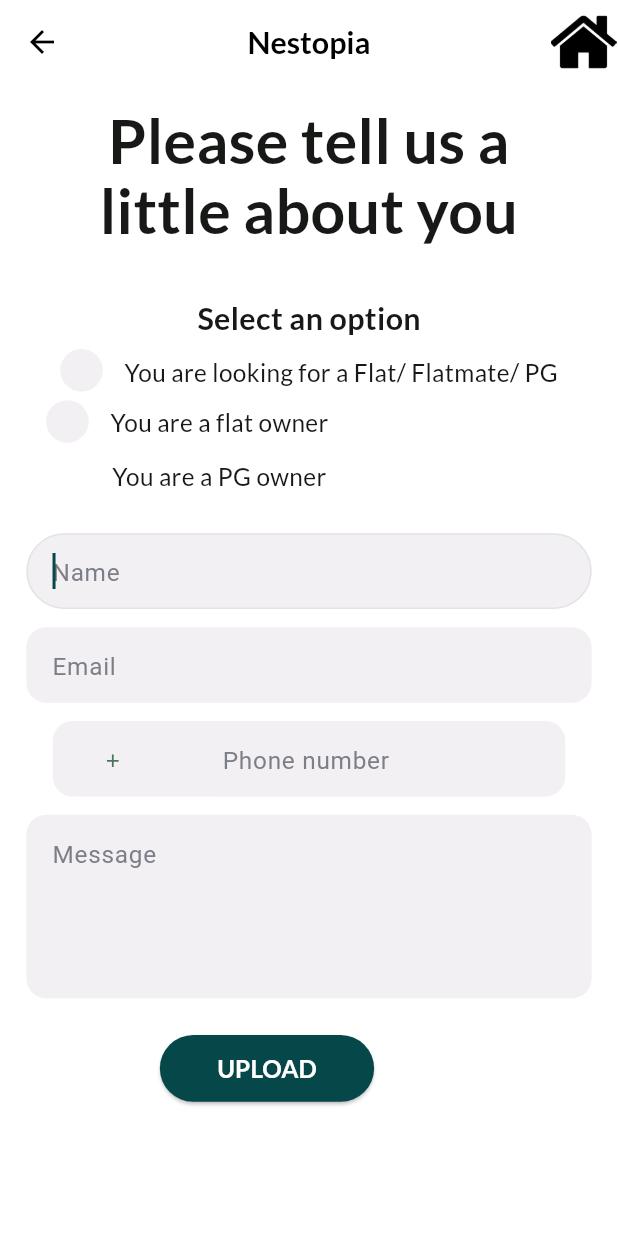
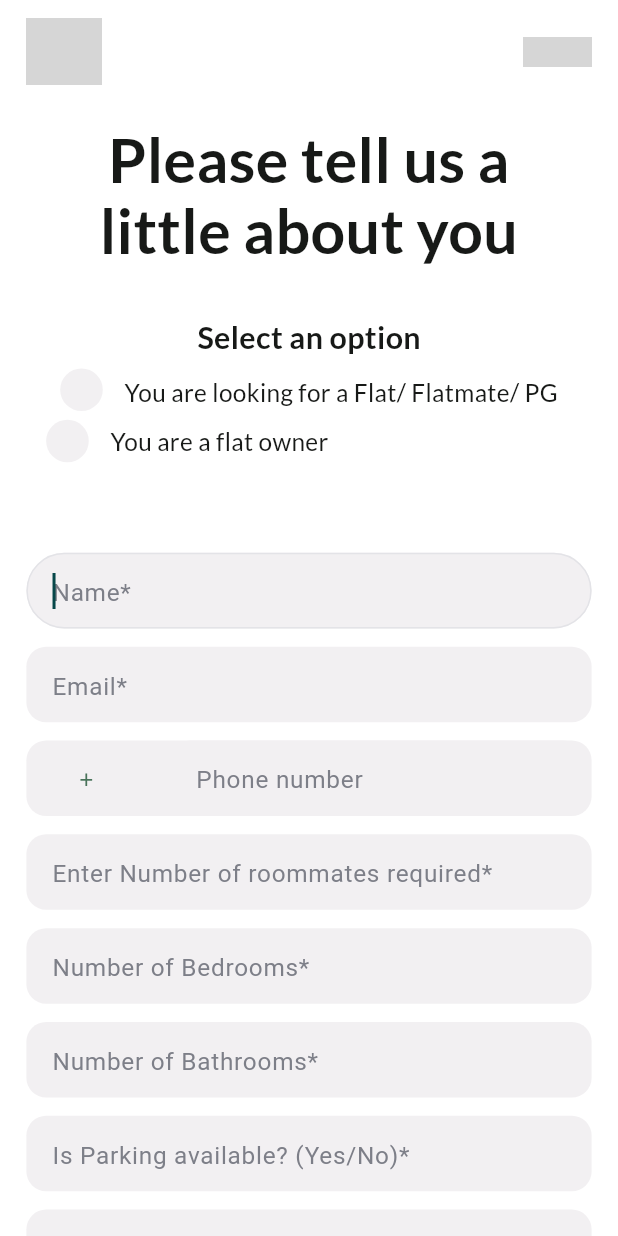
Before and after one commit to Sevitha27/Nestopia, a Flutter app: the PostProfileScreen screen opened by its route, on a phone screen of 412 x 824 dp. Run offline on Flutter 3.47's test engine with Material 3 defaults, Android fonts, the phone set to English and light mode, and no system bars; our stand-ins replace cached_network_image, calendar_date_picker2, cloud_firestore, dotted_border, firebase_auth, firebase_core and 4 more; missing offline and left inert: country_pickers; accounts and stored records are empty; Roboto replaces fonts that are missing (SF Pro Display); grey boxes are pictures that could not be loaded.

Commit message:
listing to find a roommate done

```diff
--- a/lib/presentation/post_profile_screen/post_profile_screen.dart
+++ b/lib/presentation/post_profile_screen/post_profile_screen.dart
@@ -7,6 +7,26 @@
 import 'package:sevitha_s_application2/widgets/app_bar/custom_app_bar.dart';
 import 'package:sevitha_s_application2/widgets/custom_elevated_button.dart';
 import 'package:sevitha_s_application2/widgets/custom_phone_number.dart';
+import 'package:sevitha_s_application2/widgets/custom_text_form_field.dart';
+import 'package:sevitha_s_application2/core/app_export.dart';
+import '../list_property_screen/widgets/one_item_widget.dart';
+import 'package:cloud_firestore/cloud_firestore.dart';
+import 'package:firebase_auth/firebase_auth.dart';
+import 'package:flutter/material.dart';
+import 'dart:developer';
+import 'package:sevitha_s_application2/core/app_export.dart';
+import 'package:sevitha_s_application2/widgets/app_bar/custom_app_bar.dart';
+import 'package:sevitha_s_application2/widgets/custom_drop_down.dart';
+import 'package:sevitha_s_application2/widgets/custom_elevated_button.dart';
+import 'package:sevitha_s_application2/widgets/custom_text_form_field.dart';
+import 'package:dotted_border/dotted_border.dart';
+import 'package:flutter/material.dart';
+import 'package:sevitha_s_application2/core/app_export.dart';
+import 'package:sevitha_s_application2/widgets/app_bar/appbar_leading_image.dart';
+import 'package:sevitha_s_application2/widgets/app_bar/appbar_trailing_image.dart';
+import 'package:sevitha_s_application2/widgets/app_bar/custom_app_bar.dart';
+import 'package:sevitha_s_application2/widgets/custom_elevated_button.dart';
+import 'package:sevitha_s_application2/widgets/custom_search_view.dart';
 import 'package:sevitha_s_application2/widgets/custom_text_form_field.dart';
 
 // ignore_for_file: must_be_immutable
@@ -25,6 +45,24 @@
 
   TextEditingController emailEditTextController1 = TextEditingController();
 
+  TextEditingController roommates = TextEditingController();
+
+  TextEditingController bedrooms = TextEditingController();
+
+  TextEditingController bathroom = TextEditingController();
+
+  TextEditingController parking = TextEditingController();
+
+  TextEditingController elevator = TextEditingController();
+
+  TextEditingController washing = TextEditingController();
+
+  List<String> selection = [
+    "You are a flat owner",
+    "You are a PG owner",
+    "You are looking for a Flat/PG/Flatmate"
+  ];
+
   GlobalKey<FormState> _formKey = GlobalKey<FormState>();
 
   @override
@@ -32,22 +70,7 @@
     return SafeArea(
         child: Scaffold(
             resizeToAvoidBottomInset: false,
-            appBar: AppBar(
-              // leading: AppbarLeadingImage(
-              //   onTap: () {
-              //     Navigator.pop(context); // Implement the back functionality
-              //   },
-              // ),
-              title: Text('Nestopia'),
-              centerTitle: true,
-              actions: [
-                AppbarTrailingImage(
-                  onTapNestopia: () {
-                    Navigator.pushNamed(context, '/homepage_screen'); // Navigate to homepage
-                  },
-                ),
-              ],
-            ),
+            appBar: _buildAppBar(context),
             body: Form(
                 key: _formKey,
                 child: SingleChildScrollView(
@@ -56,7 +79,7 @@
                         padding: EdgeInsets.only(bottom: 5.v),
                         child: Column(children: [
                           Container(
-                              width: 267.h,
+                              width: 300.h,
                               margin: EdgeInsets.symmetric(horizontal: 53.h),
                               child: Text("Please tell us a little about you",
                                   maxLines: 2,
@@ -81,7 +104,7 @@
                                         decoration: BoxDecoration(
                                             color: appTheme.blueGray50,
                                             borderRadius:
-                                            BorderRadius.circular(14.h))),
+                                                BorderRadius.circular(14.h))),
                                     Padding(
                                         padding: EdgeInsets.only(
                                             left: 10.h, top: 4.v, bottom: 3.v),
@@ -101,7 +124,7 @@
                                     Padding(
                                         padding: EdgeInsets.only(
                                             left: 8.h, top: 6.v, bottom: 6.v),
-                                        child: Text("You are a PG owner",
+                                        child: Text(" ",
                                             style: theme.textTheme.bodyLarge))
                                   ]))),
                           SizedBox(height: 20.v),
@@ -109,9 +132,22 @@
                           SizedBox(height: 12.v),
                           _buildEmailEditText(context),
                           SizedBox(height: 12.v),
-                          Padding(
-                              padding: EdgeInsets.symmetric(horizontal: 16.h),
-                              child: _buildPhoneNumber(context)),
+                          _buildPhoneNumber(context),
+                          // Padding(
+                          //     padding: EdgeInsets.symmetric(horizontal: 16.h),
+                          //     child: _buildPhoneNumber(context)),
+                          SizedBox(height: 12.v),
+                          _buildRoomMates(context),
+                          SizedBox(height: 12.v),
+                          _buildBedroom(context),
+                          SizedBox(height: 12.v),
+                          _buildBathroom(context),
+                          SizedBox(height: 12.v),
+                          _buildParking(context),
+                          SizedBox(height: 12.v),
+                          _buildElevator(context),
+                          SizedBox(height: 12.v),
+                          _buildWashing(context),
                           SizedBox(height: 12.v),
                           _buildMessageEditText(context),
                           SizedBox(height: 24.v),
@@ -122,7 +158,7 @@
   }
 
   /// Section Widget
-/*  PreferredSizeWidget _buildAppBar(BuildContext context) {
+  PreferredSizeWidget _buildAppBar(BuildContext context) {
     return CustomAppBar(
         leadingWidth: 62.h,
         leading: AppbarLeadingImage(
@@ -134,10 +170,10 @@
         actions: [
           AppbarTrailingImage(
               imagePath: ImageConstant.imgMegaphone,
-              margin: EdgeInsets.symmetric(horizontal: 16.h, vertical: 24.v))
+              margin: EdgeInsets.symmetric(horizontal: 16.h, vertical: 24.v), onTapNestopia: () {  },)
         ],
         styleType: Style.bgFill);
-  }*/
+  }
 
   /// Section Widget
   Widget _buildOneRow(BuildContext context) {
@@ -162,17 +198,61 @@
     return Padding(
         padding: EdgeInsets.symmetric(horizontal: 16.h),
         child: CustomTextFormField(
-            controller: nameEditTextController, hintText: "Name"));
+            controller: nameEditTextController, hintText: "Name*"));
   }
 
-  // /// Section Widget
+  /// Section Widget
   Widget _buildEmailEditText(BuildContext context) {
     return Padding(
         padding: EdgeInsets.symmetric(horizontal: 16.h),
         child: CustomTextFormField(
             controller: emailEditTextController,
-            hintText: "Email",
+            hintText: "Email*",
             textInputType: TextInputType.emailAddress));
+  }
+
+  Widget _buildRoomMates(BuildContext context) {
+    return Padding(
+        padding: EdgeInsets.symmetric(horizontal: 16.h),
+        child: CustomTextFormField(
+            controller: roommates,
+            hintText: "Enter Number of roommates required*"));
+  }
+
+  Widget _buildBedroom(BuildContext context) {
+    return Padding(
+        padding: EdgeInsets.symmetric(horizontal: 16.h),
+        child: CustomTextFormField(
+            controller: bedrooms, hintText: "Number of Bedrooms*"));
+  }
+
+  Widget _buildBathroom(BuildContext context) {
+    return Padding(
+        padding: EdgeInsets.symmetric(horizontal: 16.h),
+        child: CustomTextFormField(
+            controller: bathroom, hintText: "Number of Bathrooms*"));
+  }
+
+  Widget _buildParking(BuildContext context) {
+    return Padding(
+        padding: EdgeInsets.symmetric(horizontal: 16.h),
+        child: CustomTextFormField(
+            controller: parking, hintText: "Is Parking available? (Yes/No)*"));
+  }
+
+  Widget _buildElevator(BuildContext context) {
+    return Padding(
+        padding: EdgeInsets.symmetric(horizontal: 16.h),
+        child: CustomTextFormField(
+            controller: elevator,
+            hintText: "Is Elevator available? (Yes/No)*"));
+  }
+
+  Widget _buildWashing(BuildContext context) {
+    return Padding(
+        padding: EdgeInsets.symmetric(horizontal: 16.h),
+        child: CustomTextFormField(
+            controller: washing, hintText: "Number of Washing Machines*"));
   }
 
   /// Section Widget
@@ -197,35 +277,100 @@
             maxLines: 4));
   }
 
+  Future<void> sendData(
+      String name,
+      String email,
+      String phoneNumber,
+      String roommates,
+      String bedrooms,
+      String bathrooms,
+      String parking,
+      String elevator,
+      String wash,
+      String message) async {
+    var uid = FirebaseAuth.instance.currentUser?.uid;
+
+    //final CollectionReference collection = FirebaseFirestore.instance.collection('listProperty');
+    log("collection print");
+    try {
+      await FirebaseFirestore.instance
+          .collection("roommateListing")
+          .doc(uid)
+          .set({
+        'name': name,
+        'email': email,
+        'phone': phoneNumber,
+        'roommates': roommates,
+        'bedrooms': bedrooms,
+        'bathrooms': bathrooms,
+        'parking': parking,
+        'elevator': elevator,
+        'washing': wash,
+        'message': message,
+      }).then((value) {
+        log("success");
+      });
+    } catch (e) {
+      log("catch exception");
+      log(e.toString());
+    }
+  }
+
+  void onSubmit(BuildContext context) async {
+    if (_formKey.currentState!.validate()) {
+      _formKey.currentState!.save();
+
+      try {
+        // Your Firebase Firestore integration here
+        log("printhingg");
+        await sendData(
+            nameEditTextController.text,
+            emailEditTextController.text,
+            phoneNumberController.text,
+            roommates.text,
+            bedrooms.text,
+            bathroom.text,
+            parking.text,
+            elevator.text,
+            washing.text,
+            messageEditTextController.text);
+        ScaffoldMessenger.of(context).showSnackBar(
+          SnackBar(content: Text('Data submitted successfully')),
+        );
+      } catch (e) {
+        ScaffoldMessenger.of(context).showSnackBar(
+          SnackBar(content: Text('Error submitting form: $e')),
+        );
+      }
+    }
+  }
+
   /// Section Widget
   Widget _buildUploadButton(BuildContext context) {
     return CustomElevatedButton(
-        width: 130.h,
-        text: "UPLOAD",
-        margin: EdgeInsets.only(left: 97.h),
+        height: 48.v,
+        width: 131.h,
+        text: "Upload",
         buttonStyle: CustomButtonStyles.fillPrimary,
-        onPressed: () {
-          onTapUploadButton(context);
-        },
-        alignment: Alignment.centerLeft);
+        onPressed: () => onSubmit(context));
   }
 
   /// Section Widget
-  // Widget _buildEmailEditText1(BuildContext context) {
-  //   return CustomTextFormField(
-  //       controller: emailEditTextController1,
-  //       hintText: "Email address",
-  //       textInputAction: TextInputAction.done,
-  //       textInputType: TextInputType.emailAddress);
-  // }
+  Widget _buildEmailEditText1(BuildContext context) {
+    return CustomTextFormField(
+        controller: emailEditTextController1,
+        hintText: "Email address",
+        textInputAction: TextInputAction.done,
+        textInputType: TextInputType.emailAddress);
+  }
 
   /// Section Widget
-  // Widget _buildSubscribeButton(BuildContext context) {
-  //   return CustomElevatedButton(
-  //       width: 134.h,
-  //       text: "Subscribe",
-  //       buttonStyle: CustomButtonStyles.fillPrimary);
-  // }
+  Widget _buildSubscribeButton(BuildContext context) {
+    return CustomElevatedButton(
+        width: 134.h,
+        text: "Subscribe",
+        buttonStyle: CustomButtonStyles.fillPrimary);
+  }
 
   /// Section Widget
   Widget _buildFooter(BuildContext context) {
@@ -299,7 +444,7 @@
                         child: Padding(
                             padding: EdgeInsets.only(right: 119.h),
                             child:
-                            Text("FAQ", style: theme.textTheme.bodyLarge))),
+                                Text("FAQ", style: theme.textTheme.bodyLarge))),
                     SizedBox(height: 10.v),
                     Align(
                         alignment: Alignment.centerRight,
@@ -325,15 +470,15 @@
                                       padding: EdgeInsets.only(left: 40.h),
                                       child: Column(
                                           crossAxisAlignment:
-                                          CrossAxisAlignment.start,
+                                              CrossAxisAlignment.start,
                                           children: [
                                             Text("Terms of Service",
                                                 style:
-                                                theme.textTheme.bodyLarge),
+                                                    theme.textTheme.bodyLarge),
                                             SizedBox(height: 13.v),
                                             Text("Privacy Policy",
                                                 style:
-                                                theme.textTheme.bodyLarge)
+                                                    theme.textTheme.bodyLarge)
                                           ]))
                                 ]))),
                     SizedBox(height: 39.v),
@@ -349,18 +494,18 @@
                             textAlign: TextAlign.center,
                             style: theme.textTheme.bodyLarge!
                                 .copyWith(height: 1.25))),
-                    // SizedBox(height: 17.v),
-                    // _buildEmailEditText1(context),
-                    // SizedBox(height: 20.v),
-                    // _buildSubscribeButton(context),
-                    // SizedBox(height: 20.v)
+                    SizedBox(height: 17.v),
+                    _buildEmailEditText1(context),
+                    SizedBox(height: 20.v),
+                    _buildSubscribeButton(context),
+                    SizedBox(height: 20.v)
                   ]))),
           Align(
               alignment: Alignment.bottomCenter,
               child: Padding(
                   padding: EdgeInsets.symmetric(horizontal: 93.h),
                   child: Column(mainAxisSize: MainAxisSize.min, children: [
-                    Text("Contact number: 9999999999",
+                    Text(" ",
                         style: CustomTextStyles.bodyMediumGray900),
                     SizedBox(height: 12.v),
                     Row(mainAxisAlignment: MainAxisAlignment.center, children: [
```
